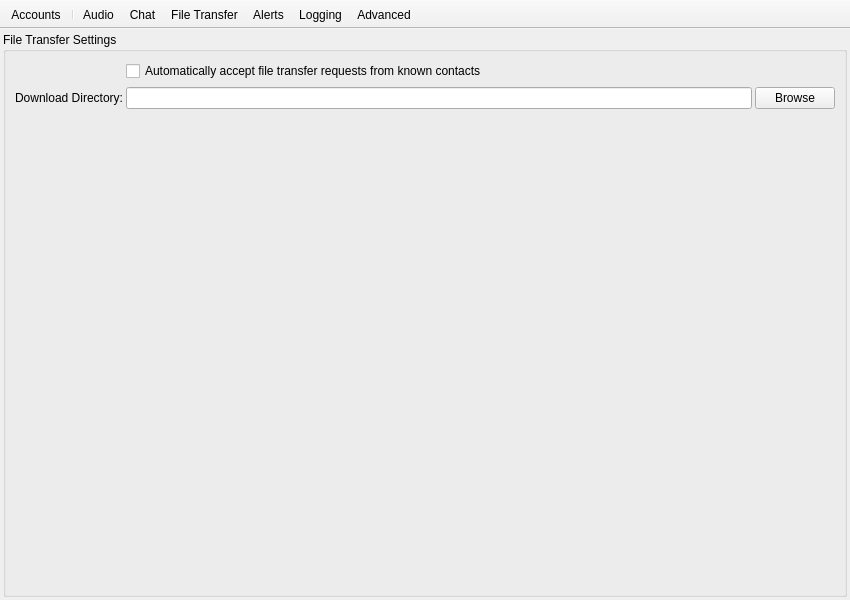
pol51/blink-qt, file resources/preferences.ui: the form before one commit.
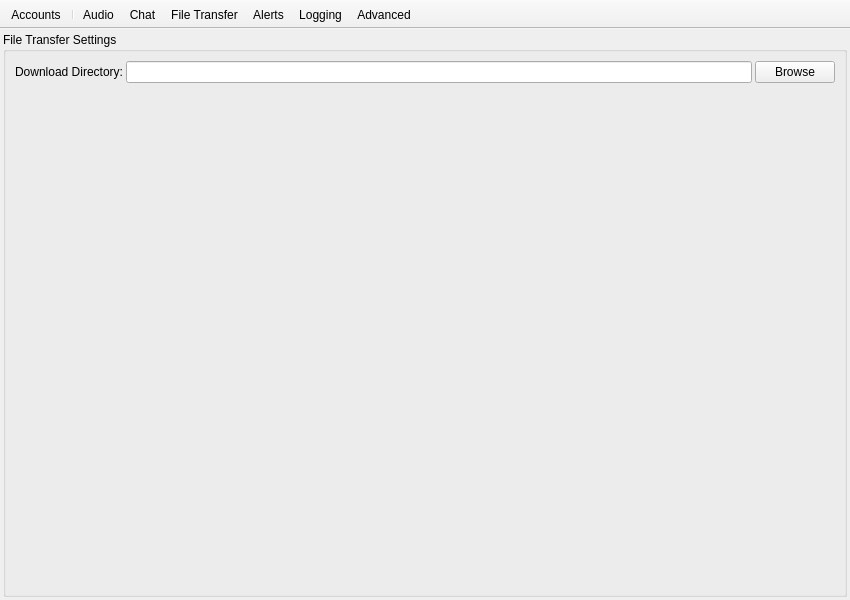
The form after the commit. The open tabs and pages were chosen to show the change. Icons and pictures are not drawn. Custom widgets are drawn as their Qt base class.

Commit message:
Add file transfer support
Ignore-this: a6fedc2fef1916ffdc85a0f3bdffca53

darcs-hash:20140321184822-56b4d-812e0335bebfe654b4754e3c1877485e56ad41aa

```diff
--- a/resources/preferences.ui
+++ b/resources/preferences.ui
@@ -1948,38 +1948,7 @@
            <property name="horizontalSpacing">
             <number>3</number>
            </property>
-           <item row="0" column="1" colspan="2">
-            <widget class="QCheckBox" name="auto_accept_files_button">
-             <property name="text">
-              <string>Automatically accept file transfer requests from known contacts</string>
-             </property>
-            </widget>
-           </item>
-           <item row="1" column="0">
-            <widget class="QLabel" name="download_directory_label">
-             <property name="text">
-              <string>Download Directory:</string>
-             </property>
-             <property name="alignment">
-              <set>Qt::AlignRight|Qt::AlignTrailing|Qt::AlignVCenter</set>
-             </property>
-            </widget>
-           </item>
-           <item row="1" column="1">
-            <widget class="LocationBar" name="download_directory_editor">
-             <property name="readOnly">
-              <bool>true</bool>
-             </property>
-            </widget>
-           </item>
-           <item row="1" column="2">
-            <widget class="QPushButton" name="download_directory_browse_button">
-             <property name="text">
-              <string>Browse</string>
-             </property>
-            </widget>
-           </item>
-           <item row="2" column="0" colspan="3">
+           <item row="1" column="0" colspan="3">
             <spacer name="file_transfer_spacer">
              <property name="orientation">
               <enum>Qt::Vertical</enum>
@@ -1992,6 +1961,30 @@
              </property>
             </spacer>
            </item>
+           <item row="0" column="0">
+            <widget class="QLabel" name="download_directory_label">
+             <property name="text">
+              <string>Download Directory:</string>
+             </property>
+             <property name="alignment">
+              <set>Qt::AlignRight|Qt::AlignTrailing|Qt::AlignVCenter</set>
+             </property>
+            </widget>
+           </item>
+           <item row="0" column="1">
+            <widget class="LocationBar" name="download_directory_editor">
+             <property name="readOnly">
+              <bool>true</bool>
+             </property>
+            </widget>
+           </item>
+           <item row="0" column="2">
+            <widget class="QPushButton" name="download_directory_browse_button">
+             <property name="text">
+              <string>Browse</string>
+             </property>
+            </widget>
+           </item>
           </layout>
          </widget>
         </item>
```
The commit also changes 14 other files.
